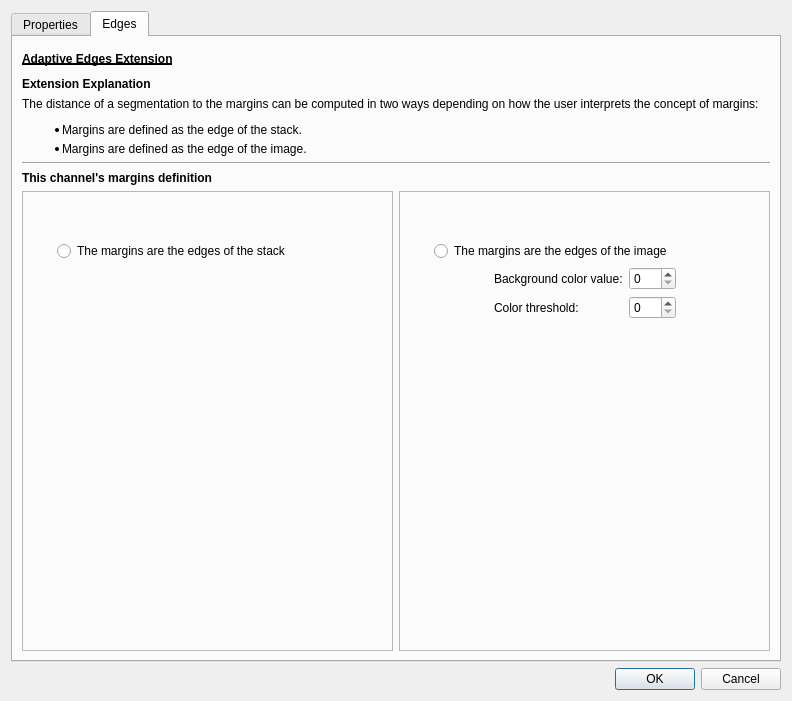
Qt form App/Dialogs/ChannelInspector/ChannelInspector.ui (FelixdelasPozas/EspINA) before a commit.
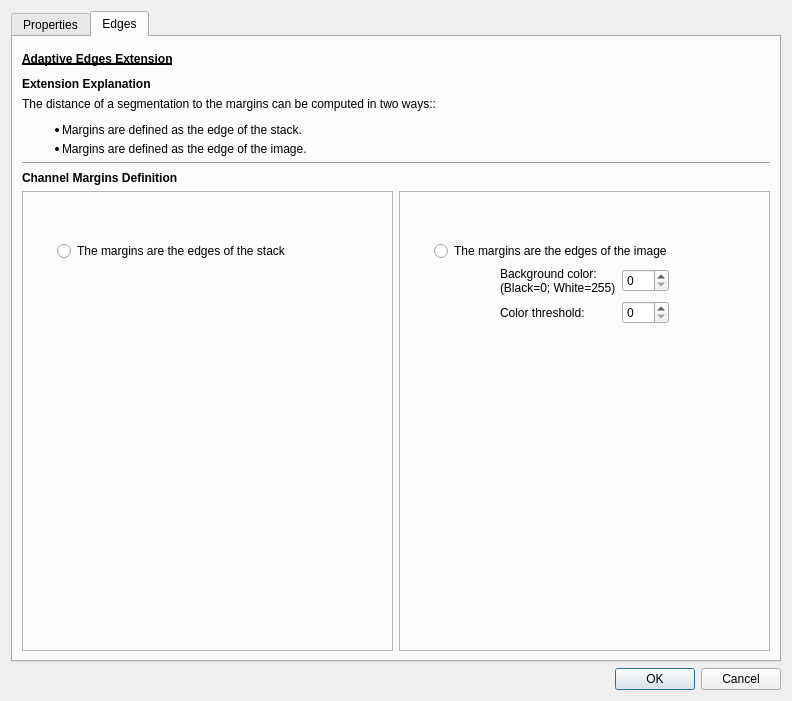
The same form after that commit. Icons and pictures are not drawn.

Diff of the .ui file:
```diff
--- a/App/Dialogs/ChannelInspector/ChannelInspector.ui
+++ b/App/Dialogs/ChannelInspector/ChannelInspector.ui
@@ -539,7 +539,7 @@
        <item>
         <widget class="QLabel" name="label_7">
          <property name="text">
-          <string>&lt;html&gt;&lt;head/&gt;&lt;body&gt;&lt;p&gt;The distance of a segmentation to the margins can be computed in two ways depending on how the user interprets the concept of margins:&lt;/p&gt;&lt;ul style=&quot;margin-top: 0px; margin-bottom: 0px; margin-left: 0px; margin-right: 0px; -qt-list-indent: 1;&quot;&gt;&lt;li style=&quot; margin-top:5px; margin-bottom:5px; margin-left:0px; margin-right:0px; -qt-block-indent:0; text-indent:0px;&quot;&gt;Margins are defined as the edge of the stack.&lt;/li&gt;&lt;li style=&quot; margin-top:5px; margin-bottom:5px; margin-left:0px; margin-right:0px; -qt-block-indent:0; text-indent:0px;&quot;&gt;Margins are defined as the edge of the image.&lt;/li&gt;&lt;/ul&gt;&lt;/body&gt;&lt;/html&gt;</string>
+          <string>&lt;html&gt;&lt;head/&gt;&lt;body&gt;&lt;p&gt;The distance of a segmentation to the margins can be computed in two ways::&lt;/p&gt;&lt;ul style=&quot;margin-top: 0px; margin-bottom: 0px; margin-left: 0px; margin-right: 0px; -qt-list-indent: 1;&quot;&gt;&lt;li style=&quot; margin-top:5px; margin-bottom:5px; margin-left:0px; margin-right:0px; -qt-block-indent:0; text-indent:0px;&quot;&gt;Margins are defined as the edge of the stack.&lt;/li&gt;&lt;li style=&quot; margin-top:5px; margin-bottom:5px; margin-left:0px; margin-right:0px; -qt-block-indent:0; text-indent:0px;&quot;&gt;Margins are defined as the edge of the image.&lt;/li&gt;&lt;/ul&gt;&lt;/body&gt;&lt;/html&gt;</string>
          </property>
          <property name="textFormat">
           <enum>Qt::RichText</enum>
@@ -571,7 +571,7 @@
           </font>
          </property>
          <property name="text">
-          <string>This channel's margins definition</string>
+          <string>Channel Margins Definition</string>
          </property>
         </widget>
        </item>
@@ -738,7 +738,11 @@
               <item row="0" column="1">
                <widget class="QLabel" name="colorLabel">
                 <property name="text">
-                 <string>Background color value:</string>
+                 <string>Background color:
+(Black=0; White=255)</string>
+                </property>
+                <property name="scaledContents">
+                 <bool>false</bool>
                 </property>
                </widget>
               </item>
```
Left out of the diff: 6 changed lines with no effect on the pictures.
